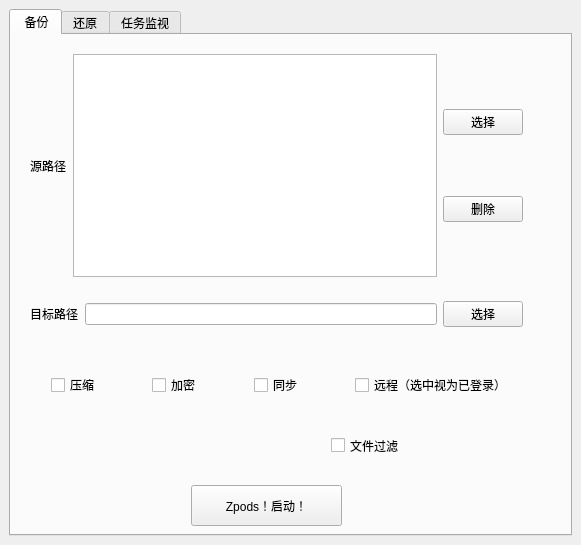
First picture: the form in network/client/gui/mainwindow.ui, repository wenli7363/Zpods, before the edit.
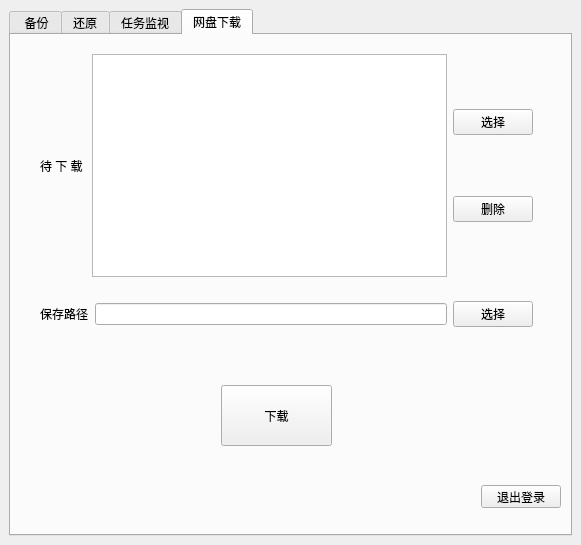
Second picture: the form after the edit. Custom widgets are drawn as their Qt base class.

Commit message: finish gui of download and list

What changed in the file:
```diff
--- a/network/client/gui/mainwindow.ui
+++ b/network/client/gui/mainwindow.ui
@@ -18,7 +18,7 @@
     <item>
      <widget class="QTabWidget" name="tabWidget">
       <property name="currentIndex">
-       <number>0</number>
+       <number>3</number>
       </property>
       <widget class="QWidget" name="backupTab">
        <attribute name="title">
@@ -401,6 +401,114 @@
         </property>
        </widget>
       </widget>
+      <widget class="QWidget" name="downloadTab">
+       <attribute name="title">
+        <string>网盘下载</string>
+       </attribute>
+       <widget class="QPushButton" name="logoutBtn">
+        <property name="geometry">
+         <rect>
+          <x>470</x>
+          <y>450</y>
+          <width>80</width>
+          <height>23</height>
+         </rect>
+        </property>
+        <property name="text">
+         <string>退出登录</string>
+        </property>
+       </widget>
+       <widget class="QWidget" name="widget_9" native="true">
+        <property name="geometry">
+         <rect>
+          <x>20</x>
+          <y>10</y>
+          <width>511</width>
+          <height>291</height>
+         </rect>
+        </property>
+        <layout class="QVBoxLayout" name="verticalLayout_3">
+         <item>
+          <widget class="QWidget" name="widget_10" native="true">
+           <layout class="QHBoxLayout" name="horizontalLayout_8">
+            <item>
+             <widget class="QLabel" name="srcLabelDL">
+              <property name="text">
+               <string>待 下 载 </string>
+              </property>
+             </widget>
+            </item>
+            <item>
+             <widget class="QListWidget" name="srcListWidgetDL">
+              <property name="selectionMode">
+               <enum>QAbstractItemView::NoSelection</enum>
+              </property>
+             </widget>
+            </item>
+            <item>
+             <layout class="QVBoxLayout" name="verticalLayout_6">
+              <item>
+               <widget class="QPushButton" name="listBtn">
+                <property name="text">
+                 <string>选择</string>
+                </property>
+               </widget>
+              </item>
+              <item>
+               <widget class="QPushButton" name="deleteBtnDL">
+                <property name="text">
+                 <string>删除</string>
+                </property>
+               </widget>
+              </item>
+             </layout>
+            </item>
+           </layout>
+          </widget>
+         </item>
+         <item>
+          <widget class="QWidget" name="widget_11" native="true">
+           <layout class="QHBoxLayout" name="horizontalLayout_9">
+            <item>
+             <widget class="QLabel" name="targetLabelDL">
+              <property name="text">
+               <string>保存路径</string>
+              </property>
+             </widget>
+            </item>
+            <item>
+             <widget class="QLineEdit" name="targetPathDL">
+              <property name="readOnly">
+               <bool>true</bool>
+              </property>
+             </widget>
+            </item>
+            <item>
+             <widget class="QPushButton" name="targetBtnDL">
+              <property name="text">
+               <string>选择</string>
+              </property>
+             </widget>
+            </item>
+           </layout>
+          </widget>
+         </item>
+        </layout>
+       </widget>
+       <widget class="QPushButton" name="downloadBtn">
+        <property name="geometry">
+         <rect>
+          <x>210</x>
+          <y>350</y>
+          <width>111</width>
+          <height>61</height>
+         </rect>
+        </property>
+        <property name="text">
+         <string>下载</string>
+        </property>
+       </widget>
+      </widget>
      </widget>
     </item>
    </layout>
```
The commit also changes 6 other files.
